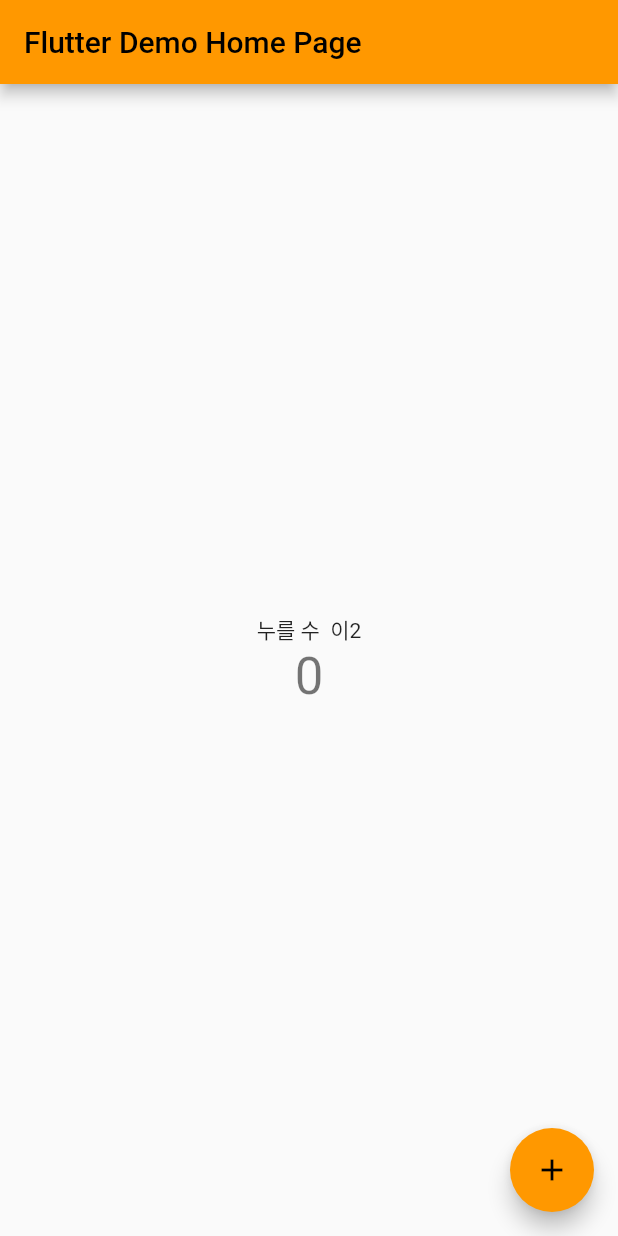
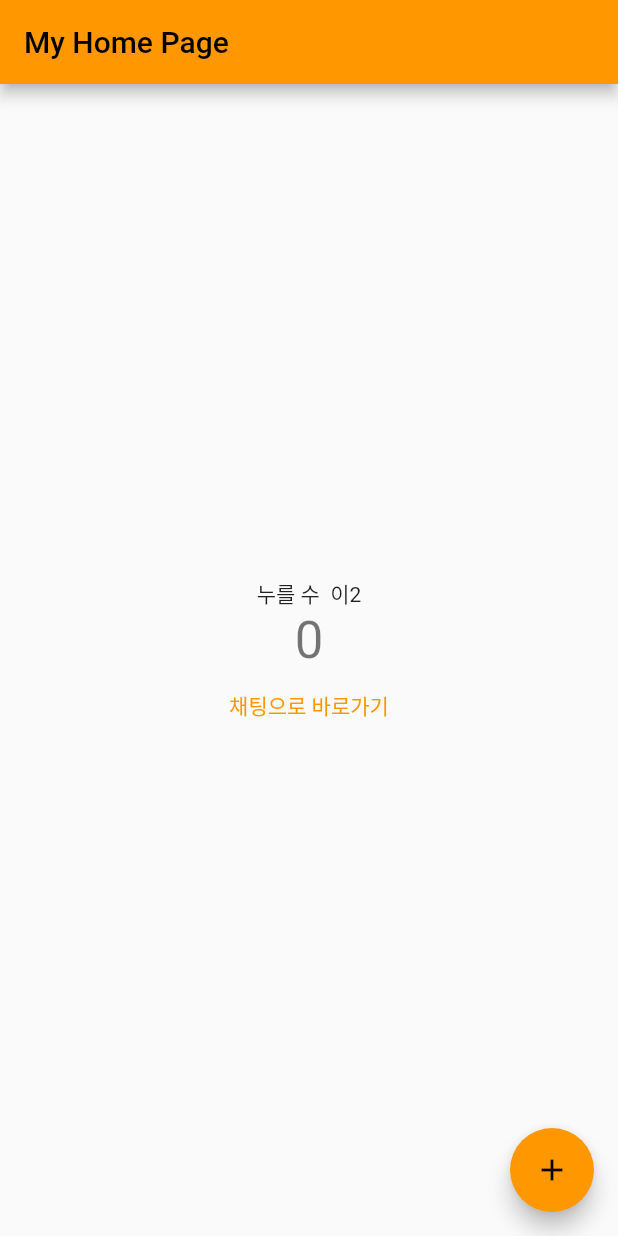
Before and after one commit to iinow/flutter_boilerplate, a Flutter app: the screen it shows after launch, on a phone screen of 412 x 824 dp. Run offline on Flutter 3.47's test engine with Material 2 defaults, Android fonts, the phone set to English and light mode, and no system bars; our stand-ins replace faker, flutter_dotenv, get, get_it, injectable, rxdart and 1 more; missing offline and left inert: flutter_webrtc.

```diff
--- a/lib/main.dart
+++ b/lib/main.dart
@@ -3,9 +3,11 @@ import 'dart:developer';
 import 'package:flutter/material.dart';
 import 'package:flutter_dotenv/flutter_dotenv.dart';
 import 'package:flutter_example/common/constants.dart';
+import 'package:flutter_example/screens/chat.dart';
 import 'package:flutter_localizations/flutter_localizations.dart';
 
 import 'package:flutter_webrtc/flutter_webrtc.dart';
+import 'package:get/get.dart';
 import 'package:get_it/get_it.dart';
 import 'package:injectable/injectable.dart';
 import 'package:socket_io_client/socket_io_client.dart';
@@ -66,10 +68,15 @@ class MyApp extends StatelessWidget {
         // textTheme: GoogleFonts.emilysCanndyTextTheme()
       ),
       darkTheme: ThemeData.dark(),
-      home: const MyHomePage(
-        title: 'Flutter Demo Home Page',
-      ),
+      // home: const MyHomePage(
+      //   title: 'Flutter Demo Home Page',
+      // ),
       debugShowCheckedModeBanner: false,
+      initialRoute: '/',
+      routes: {
+        '/': (context) => const MyHomePage(title: 'My Home Page'),
+        '/chat': (context) => const Chat(),
+      },
     );
   }
 }
@@ -102,13 +109,13 @@ class _MyHomePageState extends State<MyHomePage> {
       'video': {'facingMode': 'user'},
     };
 
-    var socket = io(
-      'http://192.168.0.5:8080/maps',
-      OptionBuilder().setTransports(['websocket']).build(),
-    );
-    socket.onConnect((_) => log('연결 성공'));
-    socket.onConnectError((data) => log(data));
-    socket.onError((data) => log(data));
+    // var socket = io(
+    //   'http://192.168.0.5:8080/maps',
+    //   OptionBuilder().setTransports(['websocket']).build(),
+    // );
+    // socket.onConnect((_) => log('연결 성공'));
+    // socket.onConnectError((data) => log(data));
+    // socket.onError((data) => log(data));
     log('dkdkdkd');
 
     // final socket = SimpleWebSocket('http://192.168.0.5:8080/maps');
@@ -129,6 +136,11 @@ class _MyHomePageState extends State<MyHomePage> {
               '$_counter',
               style: Theme.of(context).textTheme.headline4,
             ),
+            TextButton(
+              // onPressed: () => Get.toNamed('/chat'),
+              onPressed: () => Navigator.pushNamed(context, '/chat'),
+              child: const Text('채팅으로 바로가기'),
+            ),
             // Text(AppLocalizations.of(context)!.helloWorld),
             // RTCVideoView(_localRenderer),
           ],
--- a/pubspec.yaml
+++ b/pubspec.yaml
@@ -43,6 +43,7 @@ dev_dependencies:
   #New Dev Dependencies
   injectable_generator:
   build_runner:
+  faker: 2.0.0
 
 flutter:
   generate: true
```
Also changed, not shown: lib/common/mock/data.dart (added, +7 -0 lines), lib/screens/chat.dart (added, +54 -0 lines), pubspec.lock, 1 other file.
